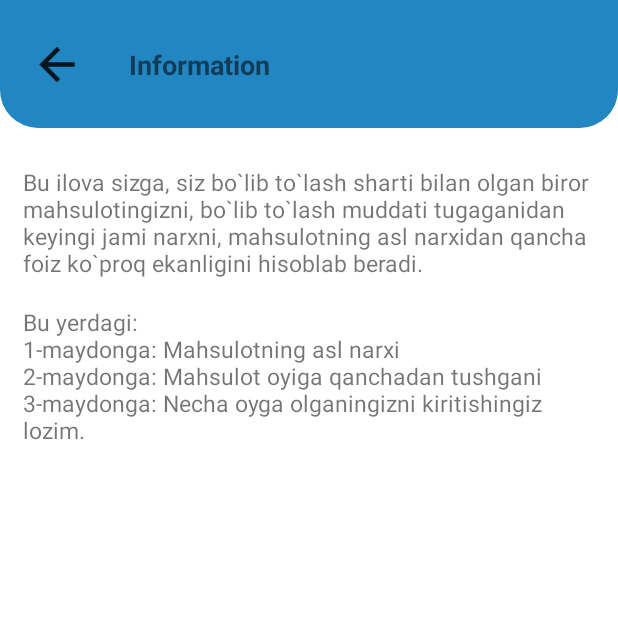
After one commit to alisherotajonov866/Calculate-Percent, an Android app: the Information screen opened directly, with no data from a screen before it, on a phone screen of 412 x 824 dp, the top half of it. The commit adds this screen. Run offline under Robolectric (Android 15) with nearby library versions, the phone set to English and light mode, and no system bars.

Commit message:
Added information activity

```diff
--- a/app/src/main/AndroidManifest.xml
+++ b/app/src/main/AndroidManifest.xml
@@ -12,6 +12,13 @@
         android:supportsRtl="true"
         android:theme="@style/Theme.CalculatePercent"
         tools:targetApi="31">
+        <activity
+            android:name=".Information"
+            android:exported="false">
+            <meta-data
+                android:name="android.app.lib_name"
+                android:value="" />
+        </activity>
         <activity
             android:name=".MainActivity"
             android:exported="true">
--- /dev/null
+++ b/app/src/main/java/ru/startandroid/calculatepercent/Information.kt
@@ -0,0 +1,19 @@
+package ru.startandroid.calculatepercent
+
+import android.content.Intent
+import androidx.appcompat.app.AppCompatActivity
+import android.os.Bundle
+import android.widget.ImageView
+import ru.startandroid.calculatepercent.databinding.ActivityMainBinding
+
+class Information : AppCompatActivity() {
+    override fun onCreate(savedInstanceState: Bundle?) {
+        super.onCreate(savedInstanceState)
+        setContentView(R.layout.activity_information)
+        val ivBack:ImageView = findViewById(R.id.ivBack)
+        ivBack.setOnClickListener{
+            val intent = Intent(this, MainActivity::class.java)
+            startActivity(intent)
+        }
+    }
+}
--- a/app/src/main/java/ru/startandroid/calculatepercent/MainActivity.kt
+++ b/app/src/main/java/ru/startandroid/calculatepercent/MainActivity.kt
@@ -1,6 +1,7 @@
 package ru.startandroid.calculatepercent
 
 import android.annotation.SuppressLint
+import android.content.Intent
 import android.os.Bundle
 import android.widget.Toast.*
 import androidx.appcompat.app.AlertDialog
@@ -54,7 +55,8 @@ class MainActivity : AppCompatActivity() {
         }
 
         binding.ivInfo.setOnClickListener{
-            toast("Clicked Info icon")
+            val intent = Intent(this,Information::class.java)
+            startActivity(intent)
         }
     }
 
--- /dev/null
+++ b/app/src/main/res/drawable/ic_back.xml
@@ -0,0 +1,6 @@
+<vector android:alpha="0.85" android:autoMirrored="true"
+    android:height="20dp" android:tint="#000000"
+    android:viewportHeight="24" android:viewportWidth="24"
+    android:width="20dp" xmlns:android="http://schemas.android.com/apk/res/android">
+    <path android:fillColor="@android:color/white" android:pathData="M20,11H7.83l5.59,-5.59L12,4l-8,8 8,8 1.41,-1.41L7.83,13H20v-2z"/>
+</vector>
--- a/app/src/main/res/drawable/ic_baseline_more_vert_24.xml
+++ /dev/null
@@ -1,5 +0,0 @@
-<vector android:height="22dp" android:tint="#000000"
-    android:viewportHeight="24" android:viewportWidth="24"
-    android:width="24dp" xmlns:android="http://schemas.android.com/apk/res/android">
-    <path android:fillColor="@android:color/white" android:pathData="M12,8c1.1,0 2,-0.9 2,-2s-0.9,-2 -2,-2 -2,0.9 -2,2 0.9,2 2,2zM12,10c-1.1,0 -2,0.9 -2,2s0.9,2 2,2 2,-0.9 2,-2 -0.9,-2 -2,-2zM12,16c-1.1,0 -2,0.9 -2,2s0.9,2 2,2 2,-0.9 2,-2 -0.9,-2 -2,-2z"/>
-</vector>
--- /dev/null
+++ b/app/src/main/res/layout/activity_information.xml
@@ -0,0 +1,78 @@
+<?xml version="1.0" encoding="utf-8"?>
+<LinearLayout xmlns:android="http://schemas.android.com/apk/res/android"
+    xmlns:app="http://schemas.android.com/apk/res-auto"
+    xmlns:tools="http://schemas.android.com/tools"
+    android:layout_width="match_parent"
+    android:layout_height="match_parent"
+    android:orientation="vertical"
+    tools:context=".Information">
+
+    <androidx.constraintlayout.widget.ConstraintLayout
+        android:id="@+id/linearLayout"
+        android:layout_width="match_parent"
+        android:layout_height="85dp"
+        android:background="@drawable/shape"
+        android:orientation="horizontal"
+        app:layout_constraintEnd_toEndOf="parent"
+        app:layout_constraintHorizontal_bias="0.0"
+        app:layout_constraintStart_toStartOf="parent"
+        app:layout_constraintTop_toTopOf="parent">
+
+
+        <ImageView
+            android:id="@+id/ivBack"
+            android:layout_width="45dp"
+            android:layout_height="35dp"
+            android:contentDescription="Back"
+            app:layout_constraintBottom_toBottomOf="parent"
+            app:layout_constraintEnd_toEndOf="parent"
+            app:layout_constraintHorizontal_bias="0.03"
+            app:layout_constraintStart_toStartOf="parent"
+            app:layout_constraintTop_toTopOf="parent"
+            app:srcCompat="@drawable/ic_back" />
+
+        <TextView
+            android:id="@+id/textView2"
+            android:layout_width="wrap_content"
+            android:layout_height="wrap_content"
+            android:text="@string/information"
+            android:textSize="18sp"
+            android:textStyle="bold"
+            app:layout_constraintBottom_toBottomOf="@+id/ivBack"
+            app:layout_constraintEnd_toEndOf="parent"
+            app:layout_constraintHorizontal_bias="0.1"
+            app:layout_constraintStart_toEndOf="@+id/ivBack"
+            app:layout_constraintTop_toTopOf="@+id/ivBack" />
+    </androidx.constraintlayout.widget.ConstraintLayout>
+
+    <ScrollView
+        android:layout_width="match_parent"
+        android:layout_height="match_parent"
+        android:layout_weight="1.0"
+        android:fillViewport="true">
+
+        <LinearLayout
+            android:layout_width="match_parent"
+            android:layout_height="wrap_content"
+            android:orientation="vertical"
+            android:padding="15dp">
+
+            <TextView
+                android:layout_width="match_parent"
+                android:layout_height="wrap_content"
+                android:paddingTop="10dp"
+                android:text="@string/mainInformation"
+                android:textSize="15sp">
+
+            </TextView>
+
+            <TextView
+                android:layout_width="match_parent"
+                android:layout_height="wrap_content"
+                android:text="@string/extraInformation"
+                android:textSize="15sp"></TextView>
+        </LinearLayout>
+
+    </ScrollView>
+
+</LinearLayout>
--- a/app/src/main/res/values-night/strings.xml
+++ b/app/src/main/res/values-night/strings.xml
@@ -7,4 +7,5 @@
     <string name="clear">Tozalash</string>
     <string name="count">Hisoblash</string>
     <string name="action_bar">Action Bar</string>
+    <string name="information">Information</string>
 </resources>
--- a/app/src/main/res/values/strings.xml
+++ b/app/src/main/res/values/strings.xml
@@ -7,4 +7,7 @@
     <string name="clear">Tozalash</string>
     <string name="count">Hisoblash</string>
     <string name="action_bar">Action Bar</string>
+    <string name="mainInformation">Bu ilova sizga, siz bo`lib to`lash sharti bilan olgan biror mahsulotingizni, bo`lib to`lash muddati tugaganidan keyingi jami narxni, mahsulotning asl narxidan qancha foiz ko`proq ekanligini hisoblab beradi.\n</string>
+    <string name="extraInformation">Bu yerdagi:\n1-maydonga: Mahsulotning asl narxi \n2-maydonga: Mahsulot oyiga qanchadan tushgani \n3-maydonga: Necha oyga olganingizni kiritishingiz lozim.</string>
+    <string name="information">Information</string>
 </resources>
```
